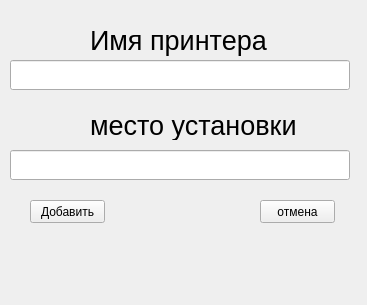
This is cartridges/designer/add_Refilled.ui in Petrov03566/Practika as Qt 5 draws it before an edit. The edited form follows.
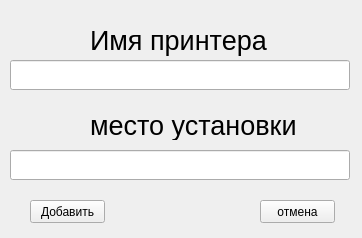
This is the edited form.

```diff
--- a/cartridges/designer/add_Refilled.ui
+++ b/cartridges/designer/add_Refilled.ui
@@ -6,8 +6,8 @@
    <rect>
     <x>0</x>
     <y>0</y>
-    <width>367</width>
-    <height>305</height>
+    <width>362</width>
+    <height>238</height>
    </rect>
   </property>
   <property name="windowTitle">
```
